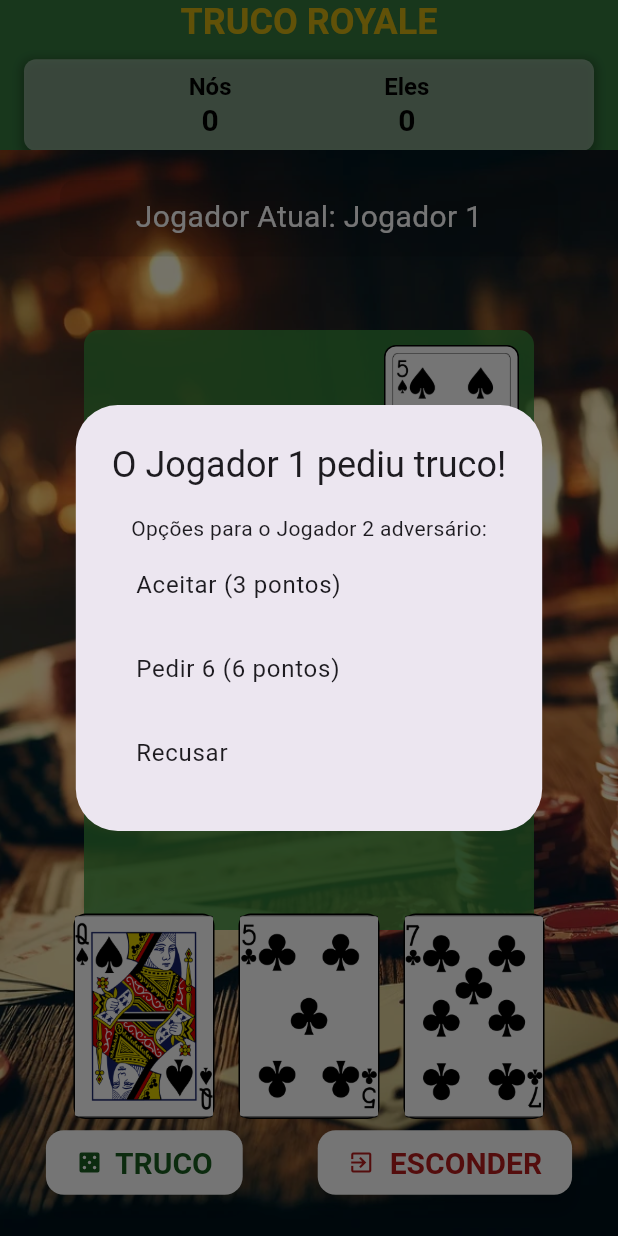
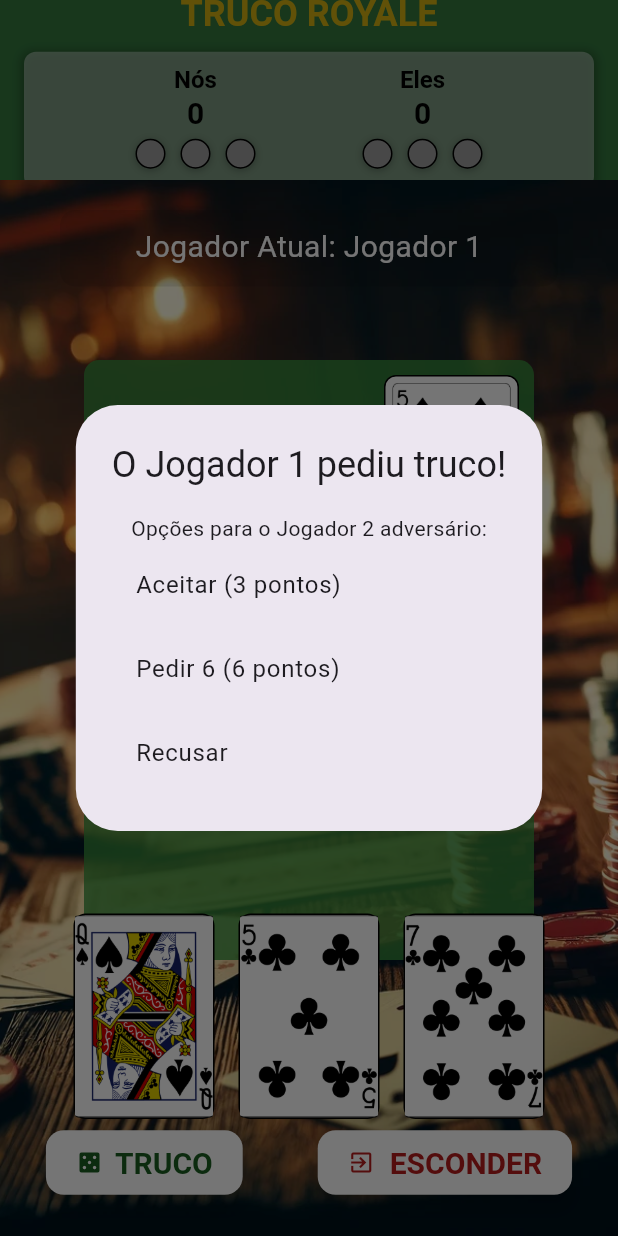
Before and after one commit to ronip31/testes_truco_view, a Flutter app: the screen it shows after launch, after a tap on "TRUCO", on a phone screen of 412 x 824 dp. Run offline on Flutter 3.47's test engine with Material 3 defaults, Android fonts, the phone set to English and light mode, and no system bars; our stand-ins replace tuple.

```diff
--- a/lib/controls/pedir_truco.dart
+++ b/lib/controls/pedir_truco.dart
@@ -33,12 +33,12 @@ class Truco {
     switch (resposta) {
       case '0': // Aceitar truco
         trucoFoiAceito = true;
-        pontosTruco = pontosInicial;
+        pontosTruco = pontosInicial; // Define os pontos do truco para 3
         break;
       case '1': // Pedir 6
         return await pedir6(context, jogadorQueRespondeTruco, jogadorQuePediuTruco, jogadores);
       case '2': // Recusar
-        pontosTruco = 1;
+        pontosTruco = 1; // Define os pontos do truco para 1
         jogadorQuePediuTruco.pontuacao.adicionarPontuacaoTotalTruco(pontosTruco);
         break;
       default: // Opção inválida
@@ -64,12 +64,12 @@ class Truco {
       case '0': // Aceitar truco de 6 pontos
         print('resposta6: $resposta6');
         trucoFoiAceito = true;
-        pontosTruco = pontos_6;
+        pontosTruco = pontos_6; // Define os pontos do truco para 6
         break;
       case '1': // Pedir 9 pontos
         return await pedir9(context, jogadorQueResponde6, jogadorQuePediu6, jogadores);
       case '2': // Recusar
-        pontosTruco = pontosInicial;
+        pontosTruco = pontosInicial; // Define os pontos do truco para 3
         jogadorQuePediu6.pontuacao.adicionarPontuacaoTotalTruco(pontosTruco);
         break;
       default: // Opção inválida
@@ -95,12 +95,12 @@ class Truco {
       case '0': // Aceitar truco de 9 pontos
         print('resposta9: $resposta9');
         trucoFoiAceito = true;
-        pontosTruco = pontos_9;
+        pontosTruco = pontos_9; // Define os pontos do truco para 9
         break;
       case '1': // Pedir 12 pontos
         return await pedir12(context, jogadorQueResponde9, jogadorQuePediu9, jogadores);
       case '2': // Recusar
-        pontosTruco = pontos_6;
+        pontosTruco = pontos_6; // Define os pontos do truco para 6
         jogadorQuePediu9.pontuacao.adicionarPontuacaoTotalTruco(pontosTruco);
         break;
       default: // Opção inválida
@@ -125,11 +125,11 @@ class Truco {
     switch (resposta12) {
       case '0': // Aceitar truco de 12 pontos
         print('resposta12: $resposta12');
-        pontosTruco = pontos_12;
+        pontosTruco = pontos_12; // Define os pontos do truco para 12
         trucoFoiAceito = true;
         break;
       case '1': // Recusar
-        pontosTruco = pontos_9;
+        pontosTruco = pontos_9; // Define os pontos do truco para 9
         jogadorQuePediu12.pontuacao.adicionarPontuacaoTotalTruco(pontosTruco);
         break;
       default: // Opção inválida
--- a/lib/controls/resultado_rodada.dart
+++ b/lib/controls/resultado_rodada.dart
@@ -18,7 +18,7 @@ Jogador? vencedor(ResultadoRodada resultado) {
 }
 
 Jogador? determinarVencedor(List<ResultadoRodada> resultadosRodadas) {
-  print("método determinarVencedor");
+  //print("método determinarVencedor");
   // Verifica se há pelo menos três rodadas
   if (resultadosRodadas.length >= 3) {
     // Verifica se as duas primeiras rodadas terminaram em empate
--- a/lib/controls/score_manager.dart
+++ b/lib/controls/score_manager.dart
@@ -2,30 +2,62 @@ class Pontuacao {
   int pontos = 0;
   int pontuacaoTotal = 0;
   int pontosTruco = 0;
+  int pontuacaoAtual = 0;
+  List<int> roundResults = [];  // Lista para armazenar os resultados das rodadas
 
+  // Adiciona um ponto
   void adicionarPonto() {
     pontos++;
   }
 
+  // Retorna a quantidade de pontos
   int getPontos() {
     return pontos;
   }
 
+  // Adiciona a pontuação do truco à pontuação total
   void adicionarPontuacaoTotalTruco(int pontosTruco) {
     pontuacaoTotal += pontosTruco;
-    print('pontuacaoTotal = $pontuacaoTotal');
+    print('Pontuação total de truco adicionada: $pontosTruco');
+    print('Pontuação total agora é: $pontuacaoTotal');
   }
 
+  // Adiciona a pontuação atual
+  void adicionarPontuacaoAtual(int pontosTruco) {
+    pontuacaoAtual += pontosTruco;
+    print('Pontuação atual: $pontuacaoAtual');
+  }
+
+  // Adiciona 1 ponto à pontuação total
   void adicionarPontuacaoTotal() {
     pontuacaoTotal += 1;
-    print('pontuacaoTotal = $pontuacaoTotal');
+    print('Pontuação total atualizada: $pontuacaoTotal');
   }
 
+  // Retorna a pontuação total
   int getPontuacaoTotal() {
     return pontuacaoTotal;
   }
 
+  // Adiciona o resultado de uma rodada
+  void adicionarResultadoRodada(int resultado) {
+    roundResults.add(resultado);
+    print('Resultados das rodadas atualizados: $roundResults');
+  }
+
+  // Retorna os resultados das rodadas
+  List<int> getResultadosRodadas() {
+    print('Resultados getResultadosRodadas: $roundResults');
+    return roundResults;
+  }
+
+  // Reinicia os pontos
   void reiniciarPontos() {
     pontos = 0;
   }
+
+  // Reinicia os resultados das rodadas
+  void reiniciarResultadosRodadas() {
+    roundResults.clear();
+  }
 }
--- a/lib/controls/truco_manager.dart
+++ b/lib/controls/truco_manager.dart
@@ -4,8 +4,16 @@ import '../models/jogador.dart';
 import 'pedir_truco.dart';
 
 class TrucoManager {
-  Jogador? ultimoJogadorQuePediu; // Armazena o último jogador que pediu truco
-  int pontosTrucoAtual = 1; // Pontuação atual da rodada (inicialmente 1 ponto)
+  static final TrucoManager _instance = TrucoManager._internal();
+
+  factory TrucoManager() {
+    return _instance;
+  }
+
+  TrucoManager._internal(); // Construtor privado
+
+  Jogador? ultimoJogadorQuePediu;
+  int pontosTrucoAtual = 1;
   Truco truco = Truco();
 
   // Verifica se o jogador pode pedir truco
@@ -15,8 +23,9 @@ class TrucoManager {
 
   // Limpa o estado do truco
   void limpamap() {
+    print('limp');
     ultimoJogadorQuePediu = null;
-    pontosTrucoAtual = 1; // Reseta a pontuação para 1 no início da nova rodada
+    //pontosTrucoAtual = 1; // Reseta a pontuação para 1 no início da nova rodada
   }
 
   // Obtém o próximo valor do truco baseado na pontuação atual
@@ -52,18 +61,33 @@ class TrucoManager {
     Tuple4<Jogador, Jogador?, int, int> resultado;
     if (pontosTrucoSolicitado == 3) {
       resultado = await truco.pedirTruco(context, jogadorQuePediuTruco, jogadorQueRespondeTruco, jogadores);
+      pontosTrucoAtual = resultado.item4;
     } else if (pontosTrucoSolicitado == 6) {
       resultado = await truco.pedir6(context, jogadorQuePediuTruco, jogadorQueRespondeTruco, jogadores);
+      pontosTrucoAtual = resultado.item4;
     } else if (pontosTrucoSolicitado == 9) {
       resultado = await truco.pedir9(context, jogadorQuePediuTruco, jogadorQueRespondeTruco, jogadores);
+      pontosTrucoAtual = resultado.item4;
     } else {
       resultado = await truco.pedir12(context, jogadorQuePediuTruco, jogadorQueRespondeTruco, jogadores);
     }
 
     // Atualiza a pontuação atual do truco
-    pontosTrucoAtual = resultado.item4;
+    //pontosTrucoAtual = resultado.item4;
+    print('pontosTrucoAtual antes: $pontosTrucoAtual');
 
     // Atualiza o último jogador que pediu truco
     ultimoJogadorQuePediu = jogadorQuePediuTruco;
   }
+
+  // Adiciona a pontuação atual do truco ao jogador vencedor
+  void adicionarPontuacaoAoVencedor(Jogador vencedor) {
+    print('pontosTrucoAtual: $pontosTrucoAtual');
+    vencedor.pontuacao.adicionarPontuacaoTotalTruco(pontosTrucoAtual);
+  }
+
+  // Obtém a pontuação atual do truco
+  int getPontosTrucoAtual() {
+    return pontosTrucoAtual;
+  }
 }
--- a/lib/interface_user/user_interface.dart
+++ b/lib/interface_user/user_interface.dart
@@ -6,6 +6,7 @@ import '../widgets/truco_button.dart';
 import '../widgets/scoreboard.dart';
 import '../controls/pedir_truco.dart';
 import '../controls/truco_manager.dart';
+import '../controls/score_manager.dart';
 
 // Classe principal do layout do jogo de truco
 class JogoTrucoLayout extends StatefulWidget {
@@ -16,8 +17,9 @@ class JogoTrucoLayout extends StatefulWidget {
   final Function(int) onCartaSelecionada; // Função callback para selecionar carta
   final Carta? manilha; // Carta manilha
   final bool rodadacontinua; // Indica se a rodada continua
+  final Pontuacao pontuacao; // Instância da classe Pontuacao
 
-  const JogoTrucoLayout({
+  JogoTrucoLayout({
     super.key,
     required this.jogadores,
     required this.jogadorAtualIndex,
@@ -26,6 +28,7 @@ class JogoTrucoLayout extends StatefulWidget {
     required this.onCartaSelecionada,
     this.manilha,
     required this.rodadacontinua,
+    required this.pontuacao,
   });
 
   @override
@@ -36,18 +39,26 @@ class JogoTrucoLayout extends StatefulWidget {
 class JogoTrucoLayoutState extends State<JogoTrucoLayout> {
   Truco truco = Truco(); // Instância da classe Truco
   final TrucoManager trucoManager = TrucoManager(); // Instância da classe TrucoManager
+  List<int> roundResults = []; // Inicializa a lista vazia para os resultados das rodadas
+
+  // List<int> getResultadosRodadas() {
+  //   print('getResultadosRodadas123: $roundResults');
+  //   return roundResults;
+  // }
 
   @override
   Widget build(BuildContext context) {
     return Scaffold(
-      appBar: _buildAppBar(), // Constroi a AppBar
+      appBar: _buildAppBar(), // AppBar como anteriormente definido
       body: Stack(
         children: [
-          _buildBackground(), // Constroi o fundo do jogo
-          _buildTable(), // Constroi a mesa do jogo
-          _buildPlayerHands(), // Constroi as mãos dos jogadores
-          _buildActionButtons(context), // Constroi os botões de ação
-          _buildTopInfo(), // Constroi as informações do topo
+
+          _buildBackground(),
+          _buildTable(),
+          _buildPlayerHands(),
+          _buildActionButtons(context),
+          _buildTopInfo(),
+
         ],
       ),
     );
@@ -56,16 +67,20 @@ class JogoTrucoLayoutState extends State<JogoTrucoLayout> {
   // Método para construir a AppBar
   AppBar _buildAppBar() {
     return AppBar(
-      backgroundColor: Colors.green[800], // Cor de fundo
+      backgroundColor: Colors.green[800],
       elevation: 5,
-      toolbarHeight: 100, // Altura da AppBar
+      toolbarHeight: 120,
       title: Column(
         mainAxisAlignment: MainAxisAlignment.center,
         children: [
           const Text('TRUCO ROYALE', style: TextStyle(fontSize: 24, fontWeight: FontWeight.bold, color: Color.fromARGB(255, 212, 177, 18))),
           const SizedBox(height: 10),
-          // Widget de pontuação
-          PontuacaoWidget(nos: widget.jogadores[0].pontuacao.getPontuacaoTotal(), eles: widget.jogadores[1].pontuacao.getPontuacaoTotal()),
+          PontuacaoWidget(
+            key: ValueKey(roundResults.toString()),
+            nos: widget.jogadores[0].pontuacao.getPontuacaoTotal(),
+            eles: widget.jogadores[1].pontuacao.getPontuacaoTotal(),
+            roundResults: widget.pontuacao.getResultadosRodadas(),
+          ),
         ],
       ),
       centerTitle: true,
--- /dev/null
+++ b/lib/widgets/roundIndicator.dart
@@ -0,0 +1,34 @@
+import 'package:flutter/material.dart';
+
+class RoundIndicator extends StatelessWidget {
+  final List<Color> colors;
+
+  const RoundIndicator({Key? key, required this.colors}) : super(key: key);
+
+  @override
+  Widget build(BuildContext context) {
+    return Row(
+      mainAxisAlignment: MainAxisAlignment.center,
+      children: List.generate(3, (index) {
+        return Container(
+          width: 20,
+          height: 20,
+          margin: const EdgeInsets.all(5),
+          decoration: BoxDecoration(
+            shape: BoxShape.circle,
+            color: index < colors.length ? colors[index] : Colors.grey,
+            border: Border.all(color: Colors.black, width: 1),
+            boxShadow: [
+              BoxShadow(
+                color: Colors.black.withOpacity(0.2),
+                spreadRadius: 1,
+                blurRadius: 3,
+                offset: Offset(0, 1), // changes position of shadow
+              ),
+            ],
+          ),
+        );
+      }),
+    );
+  }
+}
--- a/lib/widgets/scoreboard.dart
+++ b/lib/widgets/scoreboard.dart
@@ -1,21 +1,32 @@
 import 'package:flutter/material.dart';
+import '../widgets/roundIndicator.dart';
 
 class PontuacaoWidget extends StatelessWidget {
   final int nos;
   final int eles;
+  final List<int> roundResults;
 
-  const PontuacaoWidget({super.key, required this.nos, required this.eles});
+  const PontuacaoWidget({
+    super.key,
+    required this.nos,
+    required this.eles,
+    required this.roundResults,
+  });
 
   @override
   Widget build(BuildContext context) {
     return Container(
       padding: const EdgeInsets.all(8.0),
       decoration: _buildBoxDecoration(),
-      child: Row(
-        mainAxisAlignment: MainAxisAlignment.spaceEvenly,
+      child: Column(
         children: [
-          _buildScoreColumn('Nós', nos),
-          _buildScoreColumn('Eles', eles),
+          Row(
+            mainAxisAlignment: MainAxisAlignment.spaceEvenly,
+            children: [
+              _buildScoreColumn('Nós', nos, 1),
+              _buildScoreColumn('Eles', eles, 2),
+            ],
+          ),
         ],
       ),
     );
@@ -36,17 +47,19 @@ class PontuacaoWidget extends StatelessWidget {
     );
   }
 
-  Widget _buildScoreColumn(String title, int score) {
+  Widget _buildScoreColumn(String title, int score, int player) {
+    print("Results for $title: $roundResults"); // Debug para verificar os resultados recebidos
+    List<int> playerResults = roundResults.where((result) => result == player || result == 0).take(3).toList();
+    List<Color> playerColors = playerResults.map((result) {
+      return result == 0 ? Colors.yellow :
+      result == player ? Colors.green : Colors.grey;
+    }).toList();
+
     return Column(
       children: [
-        Text(
-          title,
-          style: const TextStyle(color: Colors.black, fontSize: 16, fontWeight: FontWeight.bold),
-        ),
-        Text(
-          score.toString(),
-          style: const TextStyle(color: Colors.black, fontSize: 20, fontWeight: FontWeight.bold),
-        ),
+        Text(title, style: const TextStyle(color: Colors.black, fontSize: 16, fontWeight: FontWeight.bold)),
+        Text(score.toString(), style: const TextStyle(color: Colors.black, fontSize: 20, fontWeight: FontWeight.bold)),
+        RoundIndicator(colors: playerColors),
       ],
     );
   }
```
Also changed, not shown: lib/controls/game_state.dart (+29 -2 lines).
